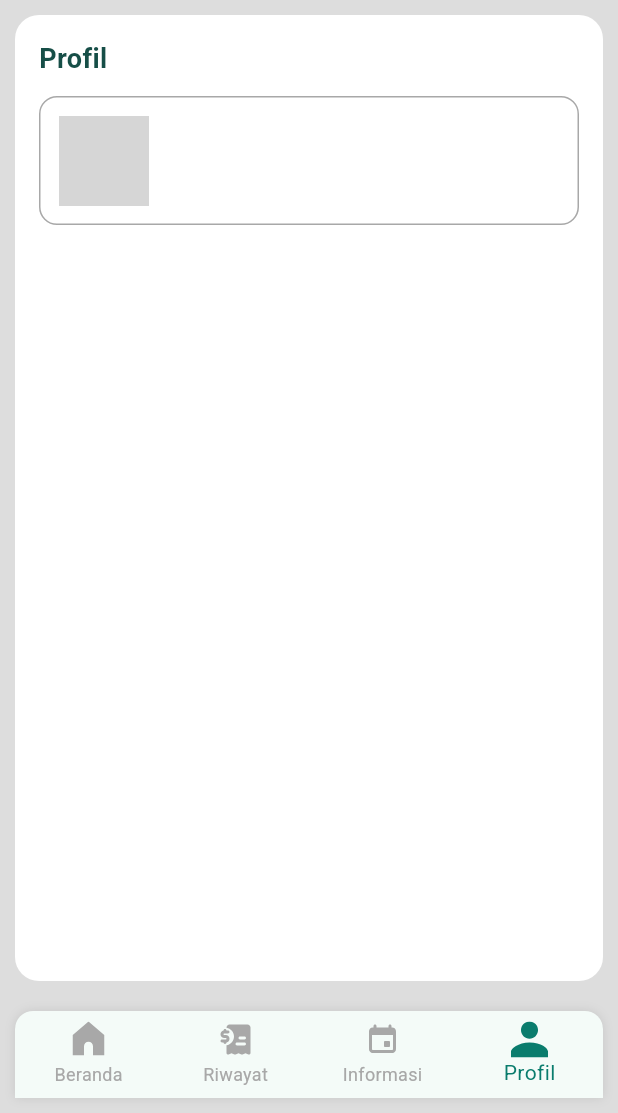
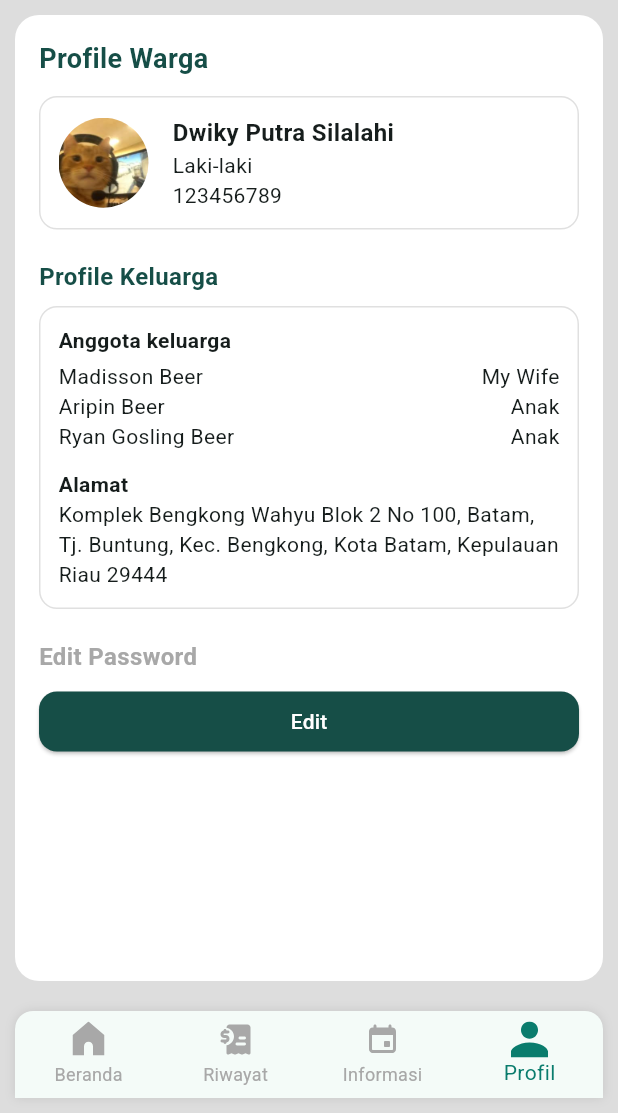
Before and after one commit to syahriandis/pbl-smester-3, a Flutter app: the ProfilePage widget shown alone on an empty page, opened directly, on a phone screen of 412 x 824 dp, the part 123-1236 px from its top. Run offline on Flutter 3.47's test engine with Material 3 defaults, Android fonts, the phone set to English and light mode, and no system bars; our stand-ins replace flutter_svg; grey boxes are pictures that could not be loaded.

Commit message:
Update frontend Profile

```diff
--- a/lib/pages/profile_page.dart
+++ b/lib/pages/profile_page.dart
@@ -27,12 +27,12 @@ class ProfilePage extends StatelessWidget {
             child: Row(
               mainAxisAlignment: MainAxisAlignment.spaceBetween,
               children: [
-                Image.asset('assets/images/logoputih.png',height: 50),
+                Image.asset('assets/images/logoputih.png', height: 50),
                 const CircleAvatar(
                   radius: 20,
                   backgroundImage: AssetImage('assets/images/avatar.jpg'),
                   backgroundColor: whiteColor,
-                )
+                ),
               ],
             ),
           ),
@@ -41,7 +41,7 @@ class ProfilePage extends StatelessWidget {
             child: Container(
               decoration: BoxDecoration(
                 color: whiteColor,
-                borderRadius: BorderRadius.circular(16)
+                borderRadius: BorderRadius.circular(16),
               ),
               margin: const EdgeInsets.all(10),
               padding: const EdgeInsets.all(16),
@@ -50,34 +50,135 @@ class ProfilePage extends StatelessWidget {
                   crossAxisAlignment: CrossAxisAlignment.start,
                   children: [
                     const Text(
-                      "Profil",
-                      style : TextStyle(
+                      "Profile Warga",
+                      style: TextStyle(
                         fontSize: 18,
                         fontWeight: FontWeight.bold,
                         color: primaryColor,
-                        ),
                       ),
-                    const SizedBox(height: 12,),
+                    ),
+                    const SizedBox(height: 12),
 
                     Container(
                       padding: const EdgeInsets.all(12),
                       decoration: BoxDecoration(
                         borderRadius: BorderRadius.circular(12),
-                        border: Border.all(color: greyColor),
+                        border: Border.all(color: Colors.grey.shade300),
                       ),
                       child: Row(
                         children: [
                           ClipRRect(
-                            borderRadius : BorderRadius.circular(50),
+                            borderRadius: BorderRadius.circular(50),
                             child: Image.asset(
-                              'assets/image/avatar.jpg',
-                            height: 60,
-                            width: 60,
-                            fit: BoxFit.cover,
+                              'assets/images/avatar.jpg',
+                              height: 60,
+                              width: 60,
+                              fit: BoxFit.cover,
                             ),
                           ),
                           const SizedBox(width: 16),
+                          const Column(
+                             crossAxisAlignment: CrossAxisAlignment.start,
+                             children: [
+                              Text(
+                                'Dwiky Putra Silalahi',
+                                style: TextStyle(
+                                  fontWeight: FontWeight.bold,
+                                  fontSize: 16,
+                                ),
+                              ),
+                              Text('Laki-laki'),
+                              Text('123456789'),
+                             ],
+                          ),
                         ],
+                      ),
+                    ),
+
+                    const SizedBox(height: 20),
+
+                   const Text(
+                      "Profile Keluarga",
+                      style: TextStyle(
+                        fontSize: 16,
+                        fontWeight: FontWeight.bold,
+                        color: primaryColor,
+                      ),
+                    ),
+                    const SizedBox(height: 8),
+                    Container(
+                      width: double.infinity,
+                      padding: const EdgeInsets.all(12),
+                      decoration: BoxDecoration(
+                        borderRadius: BorderRadius.circular(12),
+                        border: Border.all(color: Colors.grey.shade300),
+                      ),
+                      child: const Column(
+                        crossAxisAlignment: CrossAxisAlignment.start,
+                        children: [
+                          Text(
+                            "Anggota keluarga",
+                            style: TextStyle(fontWeight: FontWeight.bold),
+                          ),
+                          SizedBox(height: 4),
+                          Row(
+                            mainAxisAlignment: MainAxisAlignment.spaceBetween,
+                            children: [
+                              Text("Madisson Beer"),
+                              Text("My Wife"),
+                            ],
+                          ),
+                          Row(
+                            mainAxisAlignment: MainAxisAlignment.spaceBetween,
+                            children: [
+                              Text("Aripin Beer"),
+                              Text("Anak")
+                            ],
+                          ),
+                          Row(
+                            mainAxisAlignment: MainAxisAlignment.spaceBetween,
+                            children: [
+                              Text("Ryan Gosling Beer"),
+                              Text("Anak"),
+                            ],
+                          ),
+                          SizedBox(height: 12),
+                          Text(
+                            "Alamat",
+                            style: TextStyle(fontWeight: FontWeight.bold),
+                          ),
+                          Text("Komplek Bengkong Wahyu Blok 2 No 100, Batam, Tj. Buntung, Kec. Bengkong, Kota Batam, Kepulauan Riau 29444")
+                        ],
+                      ),
+                    ),
+
+                    const SizedBox(height: 20),
+
+                    const Text(
+                      "Edit Password",
+                      style: TextStyle(
+                        fontSize: 16,
+                        fontWeight: FontWeight.bold,
+                        color: greyColor,
+                      ),
+                    ),
+                    const SizedBox(height: 8),
+                    SizedBox(
+                      width: double.infinity,
+                      child: ElevatedButton(
+                        style: ElevatedButton.styleFrom(
+                          backgroundColor: primaryColor,
+                          shape: RoundedRectangleBorder(
+                            borderRadius: BorderRadius.circular(12),
+                          ),
+                        ),
+                        onPressed: () {},
+                        child: const Text(
+                          "Edit",
+                          style: TextStyle(
+                            color: whiteColor,
+                          ),
+                        ),
                       ),
                     )
                   ],
```
